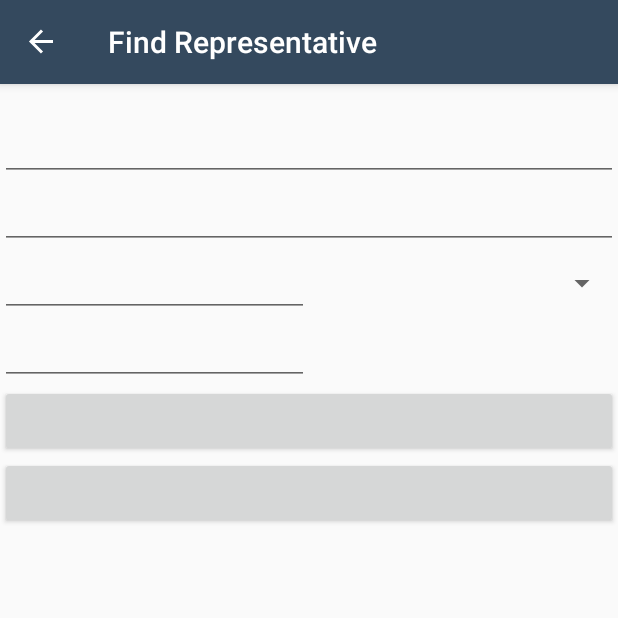
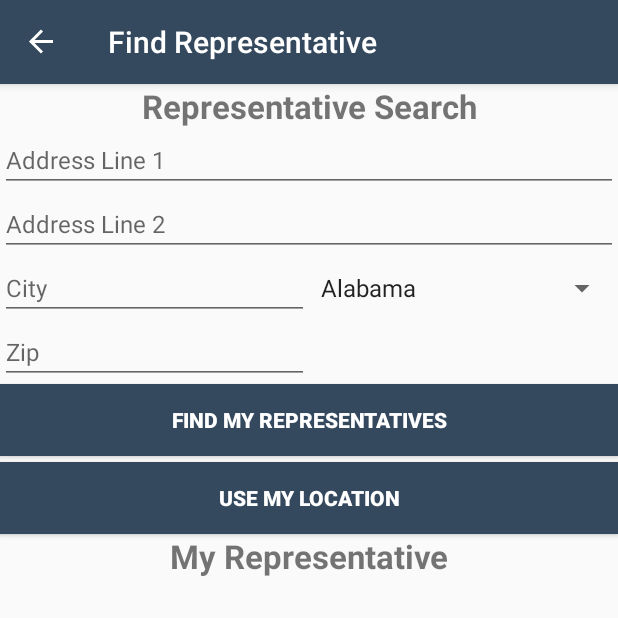
Before and after one commit to skyme32/PoliticalPreparedness, an Android app: the DetailFragment screen opened through its navigation route, on a phone screen of 412 x 824 dp, the top half of it. Run offline under Robolectric (Android 15) with nearby library versions, the phone set to English and light mode, and no system bars; our stand-ins replace data binding, navigation-ui.

Commit message:
Modify and insert all views of visuals

```diff
--- a/app/src/main/res/layout/fragment_representative.xml
+++ b/app/src/main/res/layout/fragment_representative.xml
@@ -11,98 +11,135 @@
         android:layout_width="match_parent"
         app:layoutDescription="@xml/fragment_representative_scene">
 
-        <!-- TODO: Add visual styling and content -->
+        <!-- Add visual styling and content -->
         <TextView
             android:id="@+id/search_title"
-            android:layout_width="wrap_content"
+            style="@style/subtitle"
+            android:layout_width="match_parent"
             android:layout_height="wrap_content"
+            android:text="@string/title_representative_search"
+            android:textAlignment="center"
+            app:layout_constraintEnd_toEndOf="parent"
             app:layout_constraintStart_toStartOf="parent"
             app:layout_constraintTop_toTopOf="parent" />
 
         <!-- TODO: Add data binding value -->
-        <!-- TODO: Add visual styling and content -->
+        <!-- Add visual styling and content -->
         <EditText
             android:id="@+id/address_line_1"
+            style="@style/default_edittext"
             android:layout_width="match_parent"
             android:layout_height="wrap_content"
             android:autofillHints=""
+            android:hint="@string/txt_address_line1"
             android:inputType="textPostalAddress"
             app:layout_constraintStart_toStartOf="parent"
             app:layout_constraintTop_toBottomOf="@id/search_title" />
 
         <!-- TODO: Add data binding value -->
-        <!-- TODO: Add visual styling and content -->
+        <!-- Add visual styling and content -->
         <EditText
             android:id="@+id/address_line_2"
+            style="@style/default_edittext"
             android:layout_width="match_parent"
             android:layout_height="0dp"
             android:autofillHints=""
+            android:hint="@string/txt_address_line2"
             android:inputType="textPostalAddress"
             app:layout_constraintStart_toStartOf="parent"
             app:layout_constraintTop_toBottomOf="@id/address_line_1" />
 
         <!-- TODO: Add data binding value -->
-        <!-- TODO: Add visual styling and content -->
+        <!-- Add visual styling and content -->
         <EditText
             android:id="@+id/city"
+            style="@style/default_edittext"
             android:layout_width="0dp"
             android:layout_height="wrap_content"
             android:autofillHints=""
+            android:hint="@string/txt_city"
             android:inputType="textPostalAddress"
+            app:layout_constraintEnd_toStartOf="@id/state"
             app:layout_constraintStart_toStartOf="parent"
-            app:layout_constraintEnd_toStartOf="@id/state"
             app:layout_constraintTop_toBottomOf="@id/address_line_2" />
 
         <!-- TODO: Add default values from provided resources  -->
         <!-- TODO: Add data binding value -->
-        <!-- TODO: Add visual styling and content -->
+        <!-- Add visual styling and content -->
         <Spinner
             android:id="@+id/state"
+            style="@style/default_edittext"
             android:layout_width="0dp"
             android:layout_height="0dp"
             android:autofillHints=""
+            android:entries="@array/states"
             android:inputType="textPostalAddress"
+            app:layout_constraintBottom_toBottomOf="@id/city"
+            app:layout_constraintEnd_toEndOf="parent"
             app:layout_constraintStart_toEndOf="@id/city"
-            app:layout_constraintEnd_toEndOf="parent"
-            app:layout_constraintTop_toTopOf="@id/city"
-            app:layout_constraintBottom_toBottomOf="@id/city"/>
+            app:layout_constraintTop_toTopOf="@id/city" />
 
         <!-- TODO: Add data binding value -->
-        <!-- TODO: Add visual styling and content -->
+        <!-- Add visual styling and content -->
         <EditText
             android:id="@+id/zip"
+            style="@style/default_edittext"
             android:layout_width="0dp"
             android:layout_height="wrap_content"
             android:autofillHints=""
+            android:hint="@string/txt_zip"
             android:inputType="number"
             android:maxLength="5"
+            app:layout_constraintEnd_toEndOf="@id/city"
             app:layout_constraintStart_toStartOf="parent"
-            app:layout_constraintEnd_toEndOf="@id/city"
             app:layout_constraintTop_toBottomOf="@id/city" />
 
-        <!-- TODO: Add visual styling and label -->
+        <!-- Add visual styling and label -->
         <Button
             android:id="@+id/button_search"
+            style="@style/buttonStyle"
             android:layout_width="match_parent"
             android:layout_height="wrap_content"
+            android:text="@string/find_my_representation"
+            app:layout_constraintEnd_toEndOf="parent"
+            app:layout_constraintStart_toStartOf="parent"
             app:layout_constraintTop_toBottomOf="@id/zip" />
 
-        <!-- TODO: Add visual styling and content -->
+        <!-- Add visual styling and content -->
         <Button
             android:id="@+id/button_location"
+            style="@style/buttonStyle"
             android:layout_width="match_parent"
             android:layout_height="wrap_content"
+            android:layout_marginTop="@dimen/min_padding"
+            android:text="@string/txt_btn_location"
+            app:layout_constraintEnd_toEndOf="parent"
+            app:layout_constraintStart_toStartOf="parent"
             app:layout_constraintTop_toBottomOf="@id/button_search" />
 
-        <!-- TODO: Add visual styling and content -->
+        <!-- Add visual styling and content -->
         <TextView
             android:id="@+id/representative_title"
-            android:layout_width="wrap_content"
+            style="@style/subtitle"
+            android:layout_width="match_parent"
             android:layout_height="wrap_content"
+            android:text="@string/my_representative"
+            android:textAlignment="center"
             app:layout_constraintStart_toStartOf="parent"
             app:layout_constraintTop_toBottomOf="@id/button_location" />
 
-        <!-- TODO: Add Representatives RecyclerView -->
+        <!-- Add Representatives RecyclerView -->
+        <androidx.recyclerview.widget.RecyclerView
+            android:id="@+id/recycler_representative"
+            android:layout_width="match_parent"
+            android:layout_height="0dp"
+            app:layoutManager="androidx.recyclerview.widget.LinearLayoutManager"
+            app:layout_constraintBottom_toBottomOf="parent"
+            app:layout_constraintLeft_toLeftOf="parent"
+            app:layout_constraintRight_toRightOf="parent"
+            app:layout_constraintTop_toBottomOf="@+id/representative_title"
+            motion:listitem="@layout/representative_item" />
+
 
         <!-- TODO: Add visual styling and content -->
         <TextView
@@ -116,5 +153,7 @@
             app:layout_constraintTop_toBottomOf="@id/representative_title"
             app:layout_constraintBottom_toBottomOf="parent" />
 
+
+
     </androidx.constraintlayout.motion.widget.MotionLayout>
 </layout>
--- a/app/src/main/res/values/dimens.xml
+++ b/app/src/main/res/values/dimens.xml
@@ -10,6 +10,7 @@
     <dimen name="default_subitle">22sp</dimen>
     <dimen name="default_title_item">18sp</dimen>
     <dimen name="default_lynk">16sp</dimen>
+    <dimen name="defeult">14sp</dimen>
 
     <!-- Dimensions of image -->
     <dimen name="representative_size">70dp</dimen>
--- a/app/src/main/res/values/strings.xml
+++ b/app/src/main/res/values/strings.xml
@@ -13,18 +13,31 @@
     <string name="fragment_representative">Find Representative</string>
     <string name="saved_election">Saved Elections</string>
 
-    <!-- Tools items-->
-    <string name="title_item_tools">Louisiana Municipal Election</string>
-    <string name="date_item_tools">2021-06-06</string>
-    <string name="election_info">Election Information</string>
+    <!-- VOTERINFO FRAGMAENT -->
     <string name="voting_loc">Voting Locations</string>
     <string name="ballot_info">Ballot Information</string>
     <string name="follow">Follow Election</string>
     <string name="unfollow">Unfollow Election</string>
+    <string name="election_info">Election Information</string>
     <string name="corresponde_address">Correspondence Address</string>
     <string name="address_line">Address Line</string>
+
+    <!-- REPRESENTATIVE FRAGMAENT -->
+    <string name="title_representative_search">Representative Search</string>
+    <string name="my_representative">My Representative</string>
+    <string name="txt_btn_location">Use My Location</string>
+    <string name="txt_address_line1">Address Line 1</string>
+    <string name="txt_address_line2">Address Line 2</string>
+    <string name="txt_city">City</string>
+    <string name="txt_zip">Zip</string>
+
+    <!-- ERRORS -->
     <string name="not_data">Not Data</string>
     <string name="not_follow">Empty Followed</string>
+
+    <!-- Tools items-->
+    <string name="title_item_tools">Louisiana Municipal Election</string>
+    <string name="date_item_tools">2021-06-06</string>
     <string name="str_repensative_tools">President of the United States</string>
     <string name="str_name_tools">Joseph Biden</string>
     <string name="str_office_tools">Democratic Party</string>
--- a/app/src/main/res/values/styles.xml
+++ b/app/src/main/res/values/styles.xml
@@ -15,6 +15,10 @@
         <item name="android:textAllCaps">true</item>
         <item name="android:textColor">@color/white</item>
         <item name="android:textStyle">bold</item>
+    </style>
+
+    <style name="default_edittext">
+        <item name="android:textSize">@dimen/default_lynk</item>
     </style>
 
     <style name="style_title">
--- a/app/src/main/res/xml/fragment_representative_scene.xml
+++ b/app/src/main/res/xml/fragment_representative_scene.xml
@@ -4,6 +4,11 @@
 
     <ConstraintSet android:id="@+id/start">
         <Constraint android:id="@+id/search_title" />
+        <Constraint android:id="@+id/recyclerView"
+            app:layout_constraintTop_toBottomOf="@+id/representative_title"
+            app:layout_constraintBottom_toBottomOf="parent"
+            app:layout_constraintStart_toStartOf="parent"
+            app:layout_constraintEnd_toEndOf="parent" />
     </ConstraintSet>
 
     <ConstraintSet android:id="@+id/end">
```
